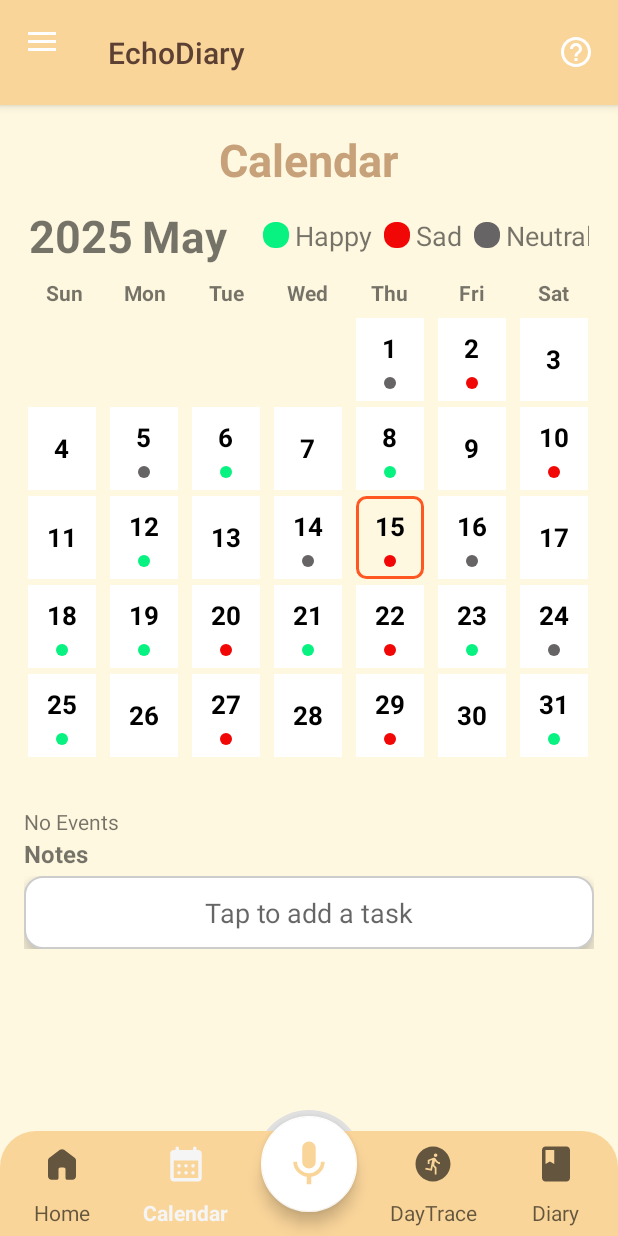
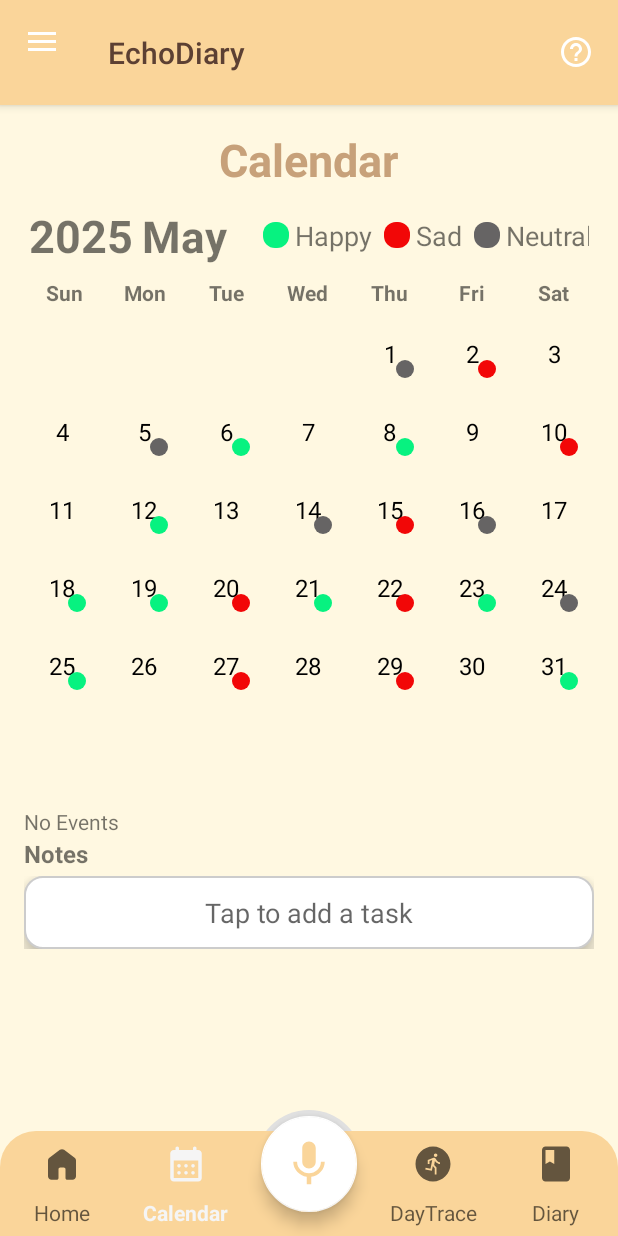
Before and after one commit to Chronomia26/EchoDiary, an Android app: the screen it shows after launch (MainActivity), item 2 of the bottom bar chosen, on a phone screen of 412 x 824 dp. Run offline under Robolectric (Android 15) with nearby library versions, the phone set to English and light mode, and no system bars.

Commit message:
New designs (Andoy)

```diff
--- a/app/src/main/java/com/bigo143/echodiary/CalendarAdapter.java
+++ b/app/src/main/java/com/bigo143/echodiary/CalendarAdapter.java
@@ -10,6 +10,9 @@ import android.widget.BaseAdapter;
 import android.widget.ImageView;
 import android.widget.TextView;
 
+import androidx.core.content.ContextCompat;
+
+import java.time.LocalDate;
 import java.util.List;
 import java.util.Map;
 
@@ -19,15 +22,41 @@ public class CalendarAdapter extends BaseAdapter {
     private Map<Integer, Integer> moodMap;
     private int displayedMonth;
     private int displayedYear;
+    private int selectedDay = -1;
+    private int currentDay = -1;
+    private int firstDayOffset;  // number of blank cells before day 1
 
 
-    public CalendarAdapter(Context context, List<String> days, Map<Integer, Integer> moodMap, int displayedMonth, int displayedYear) {
+
+
+    public void setCurrentDay(int day) {
+        currentDay = day;
+        notifyDataSetChanged();
+    }
+
+    public void setSelectedDay(int day) {
+        selectedDay = day;
+        notifyDataSetChanged();
+    }
+
+    public int getCurrentDay() {
+        return currentDay;
+    }
+
+    public int getSelectedDay() {
+        return selectedDay;
+    }
+
+
+    public CalendarAdapter(Context context, List<String> days, Map<Integer, Integer> moodMap, int displayedMonth, int displayedYear, int firstDayOffset) {
         this.context = context;
         this.days = days;
         this.moodMap = moodMap;
         this.displayedMonth = displayedMonth;
         this.displayedYear = displayedYear;
+        this.firstDayOffset = firstDayOffset;
     }
+
 
 
     @Override
@@ -36,10 +65,9 @@ public class CalendarAdapter extends BaseAdapter {
     }
 
     @Override
-    public Object getItem(int position) {
-        return days.get(position);
+    public String getItem(int position) {
+        return (position >= 0 && position < days.size()) ? days.get(position) : null;
     }
-
     @Override
     public long getItemId(int position) {
         return position;
@@ -48,53 +76,41 @@ public class CalendarAdapter extends BaseAdapter {
     @SuppressLint("ViewHolder")
     @Override
     public View getView(int position, View convertView, ViewGroup parent) {
-        View view = LayoutInflater.from(context).inflate(R.layout.calendar_day_item, parent, false);
+        View view = convertView;
+        if (view == null) {
+            view = LayoutInflater.from(context).inflate(R.layout.calendar_day_item, parent, false);
+        }
 
         TextView dayText = view.findViewById(R.id.dayText);
-        ImageView moodDot = view.findViewById(R.id.moodDot);
+        ImageView moodIcon = view.findViewById(R.id.moodIcon); // Make sure your calendar_day_item.xml has this ImageView!
 
-        String day = days.get(position);
+        String dayStr = days.get(position);
+        dayText.setText(dayStr);
 
-        if (!day.isEmpty()) {
-            dayText.setText(day);
+        // Clear background and mood icon by default
+        view.setBackgroundResource(android.R.color.transparent);
+        moodIcon.setVisibility(View.INVISIBLE);
 
-            try {
-                int dayInt = Integer.parseInt(day);
+        if (!dayStr.isEmpty()) {
+            int day = Integer.parseInt(dayStr);
 
-                // Mood logic
-                if (moodMap.containsKey(dayInt)) {
-                    moodDot.setImageResource(moodMap.get(dayInt));
-                    moodDot.setVisibility(View.VISIBLE);
-                } else {
-                    moodDot.setVisibility(View.GONE);
-                }
+            // Set background for selected or current day
+            if (day == selectedDay) {
+                view.setBackgroundResource(R.drawable.border_selected);
+            } else if (day == currentDay) {
+                view.setBackgroundResource(R.drawable.border_today);
+            }
 
-                // Highlight today's date
-                java.util.Calendar calendar = java.util.Calendar.getInstance();
-                int today = calendar.get(java.util.Calendar.DAY_OF_MONTH);
-                int currentMonth = calendar.get(java.util.Calendar.MONTH);
-                int currentYear = calendar.get(java.util.Calendar.YEAR);
-
-                // TODO: If your calendar allows viewing other months, compare them too
-                if (dayInt == today &&
-                        currentMonth == displayedMonth &&
-                        currentYear == displayedYear) {
-                    view.setBackgroundResource(R.drawable.border_today);
-                } else {
-                    view.setBackgroundColor(android.graphics.Color.WHITE);
-                }
-
-
-
-            } catch (NumberFormatException ignored) {
+            // Show mood icon if exists for this day
+            if (moodMap != null && moodMap.containsKey(day)) {
+                int moodDrawableRes = moodMap.get(day);
+                moodIcon.setImageResource(moodDrawableRes);
+                moodIcon.setVisibility(View.VISIBLE);
             }
-        } else {
-            dayText.setText("");
-            moodDot.setVisibility(View.GONE);
-            view.setBackground(null);
         }
 
         return view;
     }
 
+
 }
--- a/app/src/main/java/com/bigo143/echodiary/CalendarFragment.java
+++ b/app/src/main/java/com/bigo143/echodiary/CalendarFragment.java
@@ -1,13 +1,11 @@
 package com.bigo143.echodiary;
-
-import static androidx.core.content.ContextCompat.getSystemService;
 
 import android.app.AlertDialog;
 import android.content.Context;
 import android.graphics.Color;
+import android.graphics.Rect;
 import android.os.Bundle;
 import android.text.InputType;
-import android.view.GestureDetector;
 import android.view.KeyEvent;
 import android.view.LayoutInflater;
 import android.view.MotionEvent;
@@ -17,15 +15,11 @@ import android.view.inputmethod.EditorInfo;
 import android.view.inputmethod.InputMethodManager;
 import android.widget.CheckBox;
 import android.widget.EditText;
-import android.widget.FrameLayout;
 import android.widget.GridView;
-import android.widget.ImageButton;
 import android.widget.LinearLayout;
 import android.widget.NumberPicker;
 import android.widget.TextView;
-import android.widget.Toast;
 
-import androidx.constraintlayout.motion.widget.MotionLayout;
 import androidx.core.content.ContextCompat;
 import androidx.fragment.app.Fragment;
 
@@ -41,24 +35,17 @@ import java.util.Random;
 
 public class CalendarFragment extends Fragment {
 
-    private static final String ARG_PARAM1 = "param1";
-    private static final String ARG_PARAM2 = "param2";
-
-    private String mParam1;
-    private String mParam2;
-
     private Calendar currentCalendar;
-    private GridView calendarGrid;
-    private TextView monthYearText;
-    private ImageButton prevMonthButton, nextMonthButton;
+    private GestureDetectingGridView calendarGrid;
     private TextView yearText, monthText;
-
+    private int selectedDay = -1;
+    private int todayDay = -1;
+    private CalendarAdapter calendarAdapter;
 
     private final Map<Integer, Integer> moodMap = new HashMap<>();
     private final Random random = new Random();
 
-    private final Map<String, String> tasksPerDate = new HashMap<>();
-
+    private final Map<String, List<String>> tasksPerDate = new HashMap<>();
 
     private final int[] moodDrawables = {
             R.drawable.ic_happy_dot,
@@ -67,26 +54,13 @@ public class CalendarFragment extends Fragment {
     };
 
     public CalendarFragment() {
-        // Required empty public constructor
-    }
-
-    public static CalendarFragment newInstance(String param1, String param2) {
-        CalendarFragment fragment = new CalendarFragment();
-        Bundle args = new Bundle();
-        args.putString(ARG_PARAM1, param1);
-        args.putString(ARG_PARAM2, param2);
-        fragment.setArguments(args);
-        return fragment;
+        // Required empty constructor
     }
 
     @Override
     public void onCreate(Bundle savedInstanceState) {
         super.onCreate(savedInstanceState);
-        if (getArguments() != null) {
-            mParam1 = getArguments().getString(ARG_PARAM1);
-            mParam2 = getArguments().getString(ARG_PARAM2);
-        }
-        currentCalendar = Calendar.getInstance(); // Initialize calendar here
+        currentCalendar = Calendar.getInstance();
     }
 
     @Override
@@ -94,69 +68,78 @@ public class CalendarFragment extends Fragment {
                              Bundle savedInstanceState) {
         View view = inflater.inflate(R.layout.fragment_calendar, container, false);
 
-        // Bind views
         calendarGrid = view.findViewById(R.id.calendarGrid);
         yearText = view.findViewById(R.id.yearText);
         monthText = view.findViewById(R.id.monthText);
 
         EditText taskInput = view.findViewById(R.id.taskInput);
-        FrameLayout editTextContainer = view.findViewById(R.id.editTextContainer);
         LinearLayout tasksContainer = view.findViewById(R.id.tasksContainer);
-        View dimBackground = view.findViewById(R.id.dimBackground);
-
 
         yearText.setOnClickListener(v -> showYearPickerDialog());
         monthText.setOnClickListener(v -> showMonthPickerDialog());
 
-        taskInput.setFocusable(false); // Prevent keyboard
-        taskInput.setOnClickListener(v -> {
-            showTaskInputDialog(tasksContainer);
-        });
-
-        if (calendarGrid instanceof GestureDetectingGridView) {
-            ((GestureDetectingGridView) calendarGrid).setOnSwipeListener(new GestureDetectingGridView.OnSwipeListener() {
+        // Set swipe listener to respond to left/right swipes
+        calendarGrid.setOnSwipeListener(new GestureDetectingGridView.OnSwipeListener() {
             @Override
             public void onSwipeLeft() {
-                    changeMonth(1);
+                changeMonth(1);  // Swipe left to go to next month
             }
 
             @Override
             public void onSwipeRight() {
-                    changeMonth(-1);
+                changeMonth(-1); // Swipe right to go to previous month
             }
         });
-        }
 
+        // Make taskInput non-editable but clickable
+        taskInput.setFocusable(false);
+        taskInput.setFocusableInTouchMode(false);
+        taskInput.setClickable(true);
+        taskInput.setOnClickListener(v -> showTaskInputDialog(tasksContainer));
 
+        // Remove this listener since taskInput is non-editable (optional)
+        // You can remove if you want to allow keyboard input, but currently it's dialog-based input.
         taskInput.setOnEditorActionListener((v, actionId, event) -> {
             if (actionId == EditorInfo.IME_ACTION_DONE ||
-                    (event != null && event.getKeyCode() == KeyEvent.KEYCODE_ENTER && event.getAction() == KeyEvent.ACTION_DOWN)) {
+                    (event != null && event.getKeyCode() == KeyEvent.KEYCODE_ENTER
+                            && event.getAction() == KeyEvent.ACTION_DOWN)) {
                 v.clearFocus();
                 hideKeyboard(v);
 
                 String taskText = taskInput.getText().toString().trim();
                 if (!taskText.isEmpty()) {
                     addTaskToLayout(taskText, tasksContainer);
-                    taskInput.setText(""); // Clear input
+                    taskInput.setText("");
                 }
                 return true;
             }
             return false;
         });
 
-        // Initial load
         loadCalendar();
+
+        calendarGrid.setOnItemClickListener((parent, view1, position, id) -> {
+            String dayStr = calendarAdapter.getItem(position);
+            if (dayStr != null && !dayStr.isEmpty()) {
+                selectedDay = Integer.parseInt(dayStr);
+                calendarAdapter.setSelectedDay(selectedDay);
+                calendarAdapter.setCurrentDay(-1);
+                calendarGrid.invalidateViews();
+
+                showTasksForDate(tasksContainer);
+            }
+        });
 
         return view;
     }
 
     private void hideKeyboard(View view) {
-        InputMethodManager imm = (InputMethodManager) view.getContext().getSystemService(Context.INPUT_METHOD_SERVICE);
+        InputMethodManager imm = (InputMethodManager) view.getContext()
+                .getSystemService(Context.INPUT_METHOD_SERVICE);
         if (imm != null) {
             imm.hideSoftInputFromWindow(view.getWindowToken(), 0);
         }
     }
-
 
     private void changeMonth(int offset) {
         currentCalendar.add(Calendar.MONTH, offset);
@@ -171,17 +154,14 @@ public class CalendarFragment extends Fragment {
         int firstDayOfWeek = calendar.get(Calendar.DAY_OF_WEEK) - 1;
         int maxDay = calendar.getActualMaximum(Calendar.DAY_OF_MONTH);
 
-        // Add blank cells before 1st of the month
         for (int i = 0; i < firstDayOfWeek; i++) {
             days.add("");
         }
 
-        // Add actual days
         for (int i = 1; i <= maxDay; i++) {
             days.add(String.valueOf(i));
         }
 
-        // Generate mock mood data
         moodMap.clear();
         for (int i = 1; i <= maxDay; i++) {
             if (random.nextBoolean()) {
@@ -189,26 +169,32 @@ public class CalendarFragment extends Fragment {
             }
         }
 
-        // Extract month and year to pass to adapter
-        int displayedMonth = calendar.get(Calendar.MONTH); // 0–11
-        int displayedYear = calendar.get(Calendar.YEAR);
-
-        // Update header text
         String monthName = new SimpleDateFormat("MMMM", Locale.getDefault()).format(calendar.getTime());
         String year = new SimpleDateFormat("yyyy", Locale.getDefault()).format(calendar.getTime());
-
         monthText.setText(monthName);
         yearText.setText(year);
 
-        // ✅ Fixed line with proper context and month/year
-        CalendarAdapter adapter = new CalendarAdapter(requireContext(), days, moodMap, displayedMonth, displayedYear);
-        calendarGrid.setAdapter(adapter);
+        calendarAdapter = new CalendarAdapter(requireContext(), days, moodMap,
+                calendar.get(Calendar.MONTH), calendar.get(Calendar.YEAR), firstDayOfWeek);
+        calendarGrid.setAdapter(calendarAdapter);
+
+        Calendar today = Calendar.getInstance();
+        if (today.get(Calendar.MONTH) == calendar.get(Calendar.MONTH) &&
+                today.get(Calendar.YEAR) == calendar.get(Calendar.YEAR)) {
+            todayDay = today.get(Calendar.DAY_OF_MONTH);
+            calendarAdapter.setCurrentDay(todayDay);
+        } else {
+            todayDay = -1;
+            calendarAdapter.setCurrentDay(-1);
         }
 
+        calendarAdapter.setSelectedDay(selectedDay);
+        calendarGrid.invalidateViews();
+    }
 
     private void showYearPickerDialog() {
         View dialogView = LayoutInflater.from(getContext()).inflate(R.layout.dialog_year_picker, null);
-        final NumberPicker yearPicker = dialogView.findViewById(R.id.yearPicker);
+        NumberPicker yearPicker = dialogView.findViewById(R.id.yearPicker);
 
         int currentYear = currentCalendar.get(Calendar.YEAR);
 
@@ -221,8 +207,7 @@ public class CalendarFragment extends Fragment {
                 .setTitle("Select Year")
                 .setView(dialogView)
                 .setPositiveButton("OK", (dialog, which) -> {
-                    int selectedYear = yearPicker.getValue();
-                    currentCalendar.set(Calendar.YEAR, selectedYear);
+                    currentCalendar.set(Calendar.YEAR, yearPicker.getValue());
                     loadCalendar();
                 })
                 .setNegativeButton("Cancel", null)
@@ -231,7 +216,7 @@ public class CalendarFragment extends Fragment {
 
     private void showMonthPickerDialog() {
         View dialogView = LayoutInflater.from(getContext()).inflate(R.layout.dialog_month_picker, null);
-        final NumberPicker monthPicker = dialogView.findViewById(R.id.monthPicker);
+        NumberPicker monthPicker = dialogView.findViewById(R.id.monthPicker);
 
         int currentMonth = currentCalendar.get(Calendar.MONTH);
 
@@ -248,8 +233,7 @@ public class CalendarFragment extends Fragment {
                 .setTitle("Select Month")
                 .setView(dialogView)
                 .setPositiveButton("OK", (dialog, which) -> {
-                    int selectedMonth = monthPicker.getValue();
-                    currentCalendar.set(Calendar.MONTH, selectedMonth);
+                    currentCalendar.set(Calendar.MONTH, monthPicker.getValue());
                     loadCalendar();
                 })
                 .setNegativeButton("Cancel", null)
@@ -261,11 +245,7 @@ public class CalendarFragment extends Fragment {
         for (int i = 0; i < count; i++) {
             View child = numberPicker.getChildAt(i);
             if (child instanceof EditText) {
-                try {
-                    ((EditText) child).setTextSize(textSizeSp); // e.g., 22sp
-                } catch (Exception e) {
-                    e.printStackTrace();
-                }
+                ((EditText) child).setTextSize(textSizeSp);
             }
         }
     }
@@ -274,41 +254,63 @@ public class CalendarFragment extends Fragment {
         AlertDialog.Builder builder = new AlertDialog.Builder(getContext());
         builder.setTitle("Edit Task");
 
-        final EditText input = new EditText(getContext());
+        EditText input = new EditText(getContext());
         input.setText(taskCheckbox.getText().toString());
 
         builder.setView(input);
-
         builder.setPositiveButton("Save", (dialog, which) -> {
             String editedText = input.getText().toString().trim();
             if (!editedText.isEmpty()) {
+                // Update task text in UI
+                String oldText = taskCheckbox.getText().toString();
                 taskCheckbox.setText(editedText);
+
+                // Update task in tasksPerDate
+                Calendar date = (Calendar) currentCalendar.clone();
+                if (selectedDay != -1) {
+                    date.set(Calendar.DAY_OF_MONTH, selectedDay);
+                }
+                String selectedDate = new SimpleDateFormat("yyyy/MM/dd", Locale.getDefault()).format(date.getTime());
+
+                List<String> tasks = tasksPerDate.get(selectedDate);
+                if (tasks != null) {
+                    int idx = tasks.indexOf(oldText);
+                    if (idx != -1) {
+                        tasks.set(idx, editedText);
+                    }
+                }
             }
         });
-
         builder.setNegativeButton("Cancel", (dialog, which) -> dialog.cancel());
         builder.show();
     }
 
+    private void addTaskToLayout(String taskText, LinearLayout container) {
+        if (getContext() == null) return;
 
-    private void addTaskToLayout(String taskText, LinearLayout container) {
         LinearLayout taskLayout = new LinearLayout(getContext());
         taskLayout.setOrientation(LinearLayout.VERTICAL);
-        taskLayout.setPadding(32, 24, 32, 24);
+
+        int paddingPx = (int) (32 * getResources().getDisplayMetrics().density);
+        taskLayout.setPadding(paddingPx, (int)(paddingPx / 1.5f), paddingPx, (int)(paddingPx / 1.5f));
         taskLayout.setBackground(ContextCompat.getDrawable(getContext(), R.drawable.task_background));
-        taskLayout.setBackgroundResource(R.drawable.task_background);
 
         CheckBox taskCheckbox = new CheckBox(getContext());
         taskCheckbox.setText(taskText);
 
-        // Get the current selected date (you could also pass the selected date from the calendar view)
-        String selectedDate = new SimpleDateFormat("yyyy/MM/dd", Locale.getDefault()).format(currentCalendar.getTime());
+        // Only add task to tasksPerDate if it doesn't exist yet (prevent duplicates when refreshing)
+        Calendar date = (Calendar) currentCalendar.clone();
+        if (selectedDay != -1) {
+            date.set(Calendar.DAY_OF_MONTH, selectedDay);
+        }
+        String selectedDate = new SimpleDateFormat("yyyy/MM/dd", Locale.getDefault()).format(date.getTime());
 
-        // Store task with date key
-        tasksPerDate.put(selectedDate, taskText);
+        List<String> tasks = tasksPerDate.computeIfAbsent(selectedDate, k -> new ArrayList<>());
+        if (!tasks.contains(taskText)) {
+            tasks.add(taskText);
+        }
 
-        // Allow edit on long-press
-        taskCheckbox.setOnLongClickListener(view -> {
+        taskCheckbox.setOnLongClickListener(v -> {
             showEditDialog(taskCheckbox);
             return true;
         });
@@ -321,28 +323,49 @@ public class CalendarFragment extends Fragment {
 
         taskLayout.addView(taskCheckbox);
         taskLayout.addView(timeText);
+
         container.addView(taskLayout);
     }
 
-    private void showTaskInputDialog(LinearLayout tasksContainer) {
-        AlertDialog.Builder builder = new AlertDialog.Builder(requireContext());
-        final EditText input = new EditText(requireContext());
-        input.setHint("Add your task...");
-        builder.setTitle("Add Task")
-                .setView(input)
-                .setPositiveButton("Save", (dialog, which) -> {
+    private void showTaskInputDialog(LinearLayout container) {
+        if (getContext() == null) return;
+
+        AlertDialog.Builder builder = new AlertDialog.Builder(getContext());
+        builder.setTitle("Add Task");
+
+        final EditText input = new EditText(getContext());
+        input.setInputType(InputType.TYPE_CLASS_TEXT);
+        input.setHint("Enter task description");
+
+        builder.setView(input);
+
+        builder.setPositiveButton("Add", (dialog, which) -> {
             String taskText = input.getText().toString().trim();
             if (!taskText.isEmpty()) {
-                        addTaskToLayout(taskText, tasksContainer);
+                addTaskToLayout(taskText, container);
+            }
+        });
 
-                        String selectedDate = new SimpleDateFormat("yyyy/MM/dd", Locale.getDefault()).format(currentCalendar.getTime());
-                        tasksPerDate.put(selectedDate, taskText);
-                    }
-                })
-                .setNegativeButton("Cancel", null)
-                .show();
+        builder.setNegativeButton("Cancel", (dialog, which) -> dialog.cancel());
+
+        builder.show();
     }
 
+    private void showTasksForDate(LinearLayout container) {
+        container.removeAllViews();
 
+        Calendar date = (Calendar) currentCalendar.clone();
+        if (selectedDay != -1) {
+            date.set(Calendar.DAY_OF_MONTH, selectedDay);
+        }
+        String selectedDate = new SimpleDateFormat("yyyy/MM/dd", Locale.getDefault()).format(date.getTime());
+
+        List<String> tasks = tasksPerDate.get(selectedDate);
+        if (tasks != null) {
+            for (String taskText : tasks) {
+                addTaskToLayout(taskText, container);
+            }
+        }
+    }
 
 }
--- /dev/null
+++ b/app/src/main/res/drawable/border_selected.xml
@@ -0,0 +1,8 @@
+<shape xmlns:android="http://schemas.android.com/apk/res/android"
+    android:shape="rectangle">
+    <solid android:color="@android:color/transparent" />
+    <stroke
+        android:width="2dp"
+        android:color="#F1EB6C41" /> <!-- Example: orange border -->
+    <corners android:radius="6dp" />
+</shape>
--- a/app/src/main/res/drawable/border_today.xml
+++ b/app/src/main/res/drawable/border_today.xml
@@ -1,8 +1,4 @@
 <shape xmlns:android="http://schemas.android.com/apk/res/android"
     android:shape="rectangle">
-    <solid android:color="@android:color/transparent" />
-    <stroke
-        android:width="2dp"
-        android:color="#FF5722" /> <!-- Example: orange border -->
-    <corners android:radius="6dp" />
+    <solid android:color="@android:color/transparent"/>
 </shape>
--- a/app/src/main/res/layout/calendar_day_item.xml
+++ b/app/src/main/res/layout/calendar_day_item.xml
@@ -1,26 +1,22 @@
-<LinearLayout xmlns:android="http://schemas.android.com/apk/res/android"
-    android:id="@+id/calendarCell"
-    android:layout_width="45dp"
-    android:layout_height="55dp"
-    android:orientation="vertical"
-    android:gravity="center"
-    android:background="@android:color/white"
-    android:clickable="true"
-    android:focusable="true"
-    android:padding="3dp">
+<FrameLayout xmlns:android="http://schemas.android.com/apk/res/android"
+    android:layout_width="48dp"
+    android:layout_height="48dp"
+    android:padding="4dp">
 
     <TextView
         android:id="@+id/dayText"
-        android:layout_width="wrap_content"
-        android:layout_height="wrap_content"
-        android:textColor="#000000"
-        android:textSize="17sp"
-        android:textStyle="bold" />
+        android:layout_width="match_parent"
+        android:layout_height="match_parent"
+        android:gravity="center"
+        android:textColor="@android:color/black"
+        android:textSize="16sp" />
 
     <ImageView
-        android:id="@+id/moodDot"
-        android:layout_width="8dp"
-        android:layout_height="8dp"
-        android:layout_marginTop="7dp"
+        android:id="@+id/moodIcon"
+        android:layout_width="12dp"
+        android:layout_height="12dp"
+        android:layout_gravity="bottom|end"
+        android:layout_margin="4dp"
         android:visibility="gone" />
-</LinearLayout>
+
+</FrameLayout>
```
Also changed, not shown: app/src/main/res/layout/fragment_calendar.xml (indentation only). Lines whose indentation alone changed are shown as unchanged.
